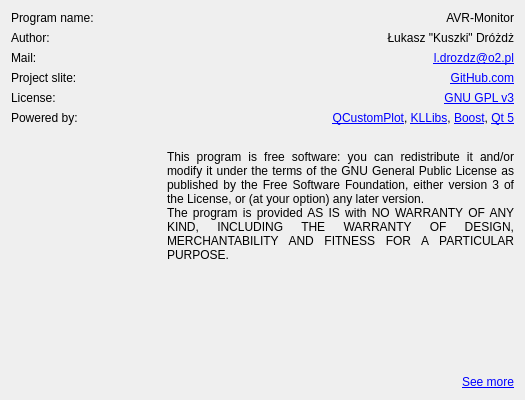
This is interface/aboutdialog.ui in Kuszki/AVR-Monitor as Qt 5 draws it before an edit. The edited form follows.
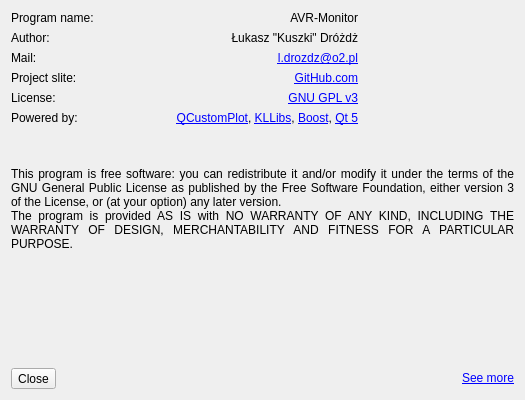
This is the edited form. Icons and pictures are not drawn.

Diff of the .ui file:
```diff
--- a/interface/aboutdialog.ui
+++ b/interface/aboutdialog.ui
@@ -25,112 +25,17 @@
    </iconset>
   </property>
   <layout class="QGridLayout" name="gridLayout">
-   <item row="4" column="0">
-    <widget class="QLabel" name="labelLicense">
-     <property name="text">
-      <string>License:</string>
-     </property>
-    </widget>
-   </item>
-   <item row="8" column="0" colspan="2">
-    <widget class="QLabel" name="More">
-     <property name="text">
-      <string>&lt;a href=&quot;http://www.gnu.org/licenses/gpl-3.0.en.html&quot;&gt;See more&lt;/a&gt;</string>
-     </property>
-     <property name="alignment">
-      <set>Qt::AlignRight|Qt::AlignTrailing|Qt::AlignVCenter</set>
-     </property>
-    </widget>
-   </item>
    <item row="3" column="0">
-    <widget class="QLabel" name="labelSlite">
+    <widget class="QToolButton" name="Close">
      <property name="text">
-      <string>Project slite:</string>
+      <string>Close</string>
      </property>
-    </widget>
-   </item>
-   <item row="3" column="1">
-    <widget class="QLabel" name="Slite">
-     <property name="text">
-      <string notr="true">&lt;a href=&quot;https://github.com/Kuszki/AVR-Monitor&quot;&gt;GitHub.com&lt;/a&gt;</string>
+     <property name="icon">
+      <iconset theme="exit"/>
      </property>
-     <property name="alignment">
-      <set>Qt::AlignRight|Qt::AlignTrailing|Qt::AlignVCenter</set>
-     </property>
     </widget>
    </item>
-   <item row="5" column="1">
-    <widget class="QLabel" name="Powered">
-     <property name="text">
-      <string notr="true">&lt;a href=&quot;https://github.com/Kuszki/KLLibs&quot;&gt;QCustomPlot&lt;/a&gt;, &lt;a href=&quot;https://github.com/Kuszki/KLLibs&quot;&gt;KLLibs&lt;/a&gt;, &lt;a href=&quot;http://www.boost.org/&quot;&gt;Boost&lt;/a&gt;, &lt;a href=&quot;http://www.qt.io/&quot;&gt;Qt 5&lt;/a&gt;</string>
-     </property>
-     <property name="alignment">
-      <set>Qt::AlignRight|Qt::AlignTrailing|Qt::AlignVCenter</set>
-     </property>
-    </widget>
-   </item>
-   <item row="2" column="0">
-    <widget class="QLabel" name="labelMail">
-     <property name="text">
-      <string>Mail:</string>
-     </property>
-    </widget>
-   </item>
-   <item row="1" column="1">
-    <widget class="QLabel" name="Author">
-     <property name="text">
-      <string notr="true">Łukasz &quot;Kuszki&quot; Dróżdż</string>
-     </property>
-     <property name="alignment">
-      <set>Qt::AlignRight|Qt::AlignTrailing|Qt::AlignVCenter</set>
-     </property>
-    </widget>
-   </item>
-   <item row="1" column="0">
-    <widget class="QLabel" name="labelAuthor">
-     <property name="text">
-      <string>Author:</string>
-     </property>
-    </widget>
-   </item>
-   <item row="0" column="1">
-    <widget class="QLabel" name="Name">
-     <property name="text">
-      <string notr="true">AVR-Monitor</string>
-     </property>
-     <property name="alignment">
-      <set>Qt::AlignRight|Qt::AlignTrailing|Qt::AlignVCenter</set>
-     </property>
-    </widget>
-   </item>
-   <item row="2" column="1">
-    <widget class="QLabel" name="Mail">
-     <property name="text">
-      <string notr="true">&lt;a href=&quot;l.drozdz@o2.pl&quot;&gt;l.drozdz@o2.pl&lt;/a&gt;</string>
-     </property>
-     <property name="alignment">
-      <set>Qt::AlignRight|Qt::AlignTrailing|Qt::AlignVCenter</set>
-     </property>
-    </widget>
-   </item>
-   <item row="0" column="0">
-    <widget class="QLabel" name="labelName">
-     <property name="text">
-      <string>Program name:</string>
-     </property>
-    </widget>
-   </item>
-   <item row="4" column="1">
-    <widget class="QLabel" name="License">
-     <property name="text">
-      <string notr="true">&lt;a href=&quot;http://www.gnu.org/licenses/gpl-3.0.en.html&quot;&gt;GNU GPL v3&lt;/a&gt;</string>
-     </property>
-     <property name="alignment">
-      <set>Qt::AlignRight|Qt::AlignTrailing|Qt::AlignVCenter</set>
-     </property>
-    </widget>
-   </item>
-   <item row="6" column="0">
+   <item row="0" column="3">
     <widget class="QLabel" name="labelLogo">
      <property name="sizePolicy">
       <sizepolicy hsizetype="Fixed" vsizetype="Fixed">
@@ -161,7 +66,113 @@
      </property>
     </widget>
    </item>
-   <item row="6" column="1">
+   <item row="0" column="0" colspan="3">
+    <layout class="QFormLayout" name="infoLayout">
+     <item row="0" column="0">
+      <widget class="QLabel" name="labelName">
+       <property name="text">
+        <string>Program name:</string>
+       </property>
+      </widget>
+     </item>
+     <item row="0" column="1">
+      <widget class="QLabel" name="Name">
+       <property name="text">
+        <string notr="true">AVR-Monitor</string>
+       </property>
+       <property name="alignment">
+        <set>Qt::AlignRight|Qt::AlignTrailing|Qt::AlignVCenter</set>
+       </property>
+      </widget>
+     </item>
+     <item row="1" column="0">
+      <widget class="QLabel" name="labelAuthor">
+       <property name="text">
+        <string>Author:</string>
+       </property>
+      </widget>
+     </item>
+     <item row="1" column="1">
+      <widget class="QLabel" name="Author">
+       <property name="text">
+        <string notr="true">Łukasz &quot;Kuszki&quot; Dróżdż</string>
+       </property>
+       <property name="alignment">
+        <set>Qt::AlignRight|Qt::AlignTrailing|Qt::AlignVCenter</set>
+       </property>
+      </widget>
+     </item>
+     <item row="2" column="0">
+      <widget class="QLabel" name="labelMail">
+       <property name="text">
+        <string>Mail:</string>
+       </property>
+      </widget>
+     </item>
+     <item row="2" column="1">
+      <widget class="QLabel" name="Mail">
+       <property name="text">
+        <string notr="true">&lt;a href=&quot;l.drozdz@o2.pl&quot;&gt;l.drozdz@o2.pl&lt;/a&gt;</string>
+       </property>
+       <property name="alignment">
+        <set>Qt::AlignRight|Qt::AlignTrailing|Qt::AlignVCenter</set>
+       </property>
+      </widget>
+     </item>
+     <item row="3" column="0">
+      <widget class="QLabel" name="labelSlite">
+       <property name="text">
+        <string>Project slite:</string>
+       </property>
+      </widget>
+     </item>
+     <item row="3" column="1">
+      <widget class="QLabel" name="Slite">
+       <property name="text">
+        <string notr="true">&lt;a href=&quot;https://github.com/Kuszki/AVR-Monitor&quot;&gt;GitHub.com&lt;/a&gt;</string>
+       </property>
+       <property name="alignment">
+        <set>Qt::AlignRight|Qt::AlignTrailing|Qt::AlignVCenter</set>
+       </property>
+      </widget>
+     </item>
+     <item row="4" column="0">
+      <widget class="QLabel" name="labelLicense">
+       <property name="text">
+        <string>License:</string>
+       </property>
+      </widget>
+     </item>
+     <item row="4" column="1">
+      <widget class="QLabel" name="License">
+       <property name="text">
+        <string notr="true">&lt;a href=&quot;http://www.gnu.org/licenses/gpl-3.0.en.html&quot;&gt;GNU GPL v3&lt;/a&gt;</string>
+       </property>
+       <property name="alignment">
+        <set>Qt::AlignRight|Qt::AlignTrailing|Qt::AlignVCenter</set>
+       </property>
+      </widget>
+     </item>
+     <item row="5" column="0">
+      <widget class="QLabel" name="labelPowered">
+       <property name="text">
+        <string>Powered by:</string>
+       </property>
+      </widget>
+     </item>
+     <item row="5" column="1">
+      <widget class="QLabel" name="Powered">
+       <property name="text">
+        <string notr="true">&lt;a href=&quot;https://github.com/Kuszki/KLLibs&quot;&gt;QCustomPlot&lt;/a&gt;, &lt;a href=&quot;https://github.com/Kuszki/KLLibs&quot;&gt;KLLibs&lt;/a&gt;, &lt;a href=&quot;http://www.boost.org/&quot;&gt;Boost&lt;/a&gt;, &lt;a href=&quot;http://www.qt.io/&quot;&gt;Qt 5&lt;/a&gt;</string>
+       </property>
+       <property name="alignment">
+        <set>Qt::AlignRight|Qt::AlignTrailing|Qt::AlignVCenter</set>
+       </property>
+      </widget>
+     </item>
+    </layout>
+   </item>
+   <item row="1" column="0" colspan="4">
     <widget class="QLabel" name="Info">
      <property name="text">
       <string>This program is free software: you can redistribute it and/or modify it under the terms of the GNU General Public License as published by the Free Software Foundation, either version 3 of the License, or (at your option) any later version.
@@ -175,14 +186,17 @@
      </property>
     </widget>
    </item>
-   <item row="5" column="0">
-    <widget class="QLabel" name="labelPowered">
+   <item row="3" column="1" colspan="3">
+    <widget class="QLabel" name="More">
      <property name="text">
-      <string>Powered by:</string>
+      <string>&lt;a href=&quot;http://www.gnu.org/licenses/gpl-3.0.en.html&quot;&gt;See more&lt;/a&gt;</string>
+     </property>
+     <property name="alignment">
+      <set>Qt::AlignRight|Qt::AlignTrailing|Qt::AlignVCenter</set>
      </property>
     </widget>
    </item>
-   <item row="7" column="0" colspan="2">
+   <item row="2" column="0" colspan="4">
     <spacer name="verticalSpacer">
      <property name="orientation">
       <enum>Qt::Vertical</enum>
```
Left out of the diff: 19 changed lines with no effect on the pictures.
